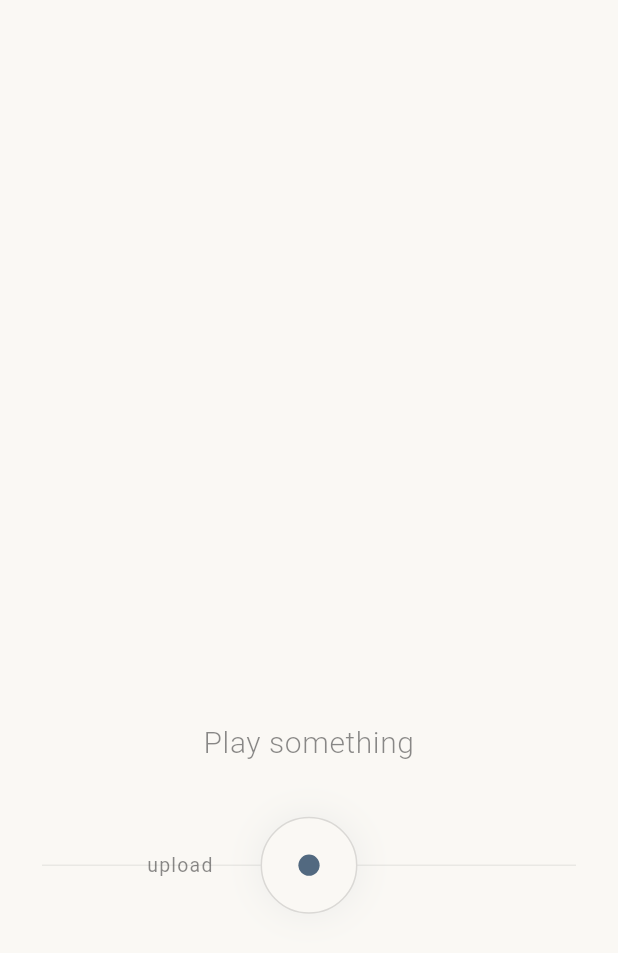
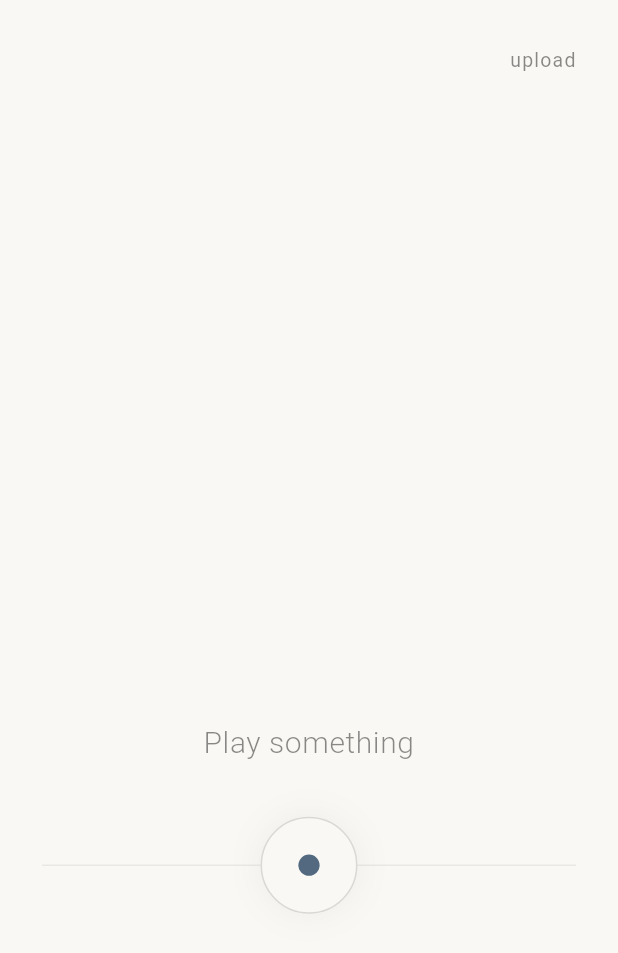
Before and after one commit to rohan7172/Music-Copilot, a Flutter app: the screen it shows after launch, on a phone screen of 412 x 824 dp. Shown: the top 953 px of the screen. Run offline on Flutter 3.47's test engine with Material 3 defaults, Android fonts, the phone set to English and light mode, and no system bars; our stand-ins replace file_picker, just_audio; missing offline and left inert: audio_session, record.

Commit message:
Keep the upload button available outside the idle phase
It only rendered when _phase == Phase.idle, so it disappeared the
moment you recorded or uploaded anything - no way to upload a different
file afterward without restarting the app. Moved it out of the
record-button row (which is phase-specific: play/redraw occupy that
spot once settled) into its own corner position, shown whenever you're
not actively recording or analyzing.

Co-Authored-By: Claude Sonnet 5 <noreply@anthropic.com>

```diff
--- a/app/lib/screens/session_screen.dart
+++ b/app/lib/screens/session_screen.dart
@@ -611,6 +611,15 @@ class _SessionScreenState extends State<SessionScreen>
                   ],
                 ),
               ),
+              // Always reachable except mid-recording/analyzing, so starting
+              // a new recording never blocks picking a file instead (and
+              // vice versa) — it doesn't depend on which phase you're in.
+              if (_phase == Phase.idle || _phase == Phase.settled)
+                Positioned(
+                  top: 16,
+                  right: 16,
+                  child: _QuietButton(label: 'upload', onTap: _pickAndAnalyzeFile),
+                ),
               if (_errorMessage != null)
                 Positioned(
                   left: 24,
@@ -640,11 +649,6 @@ class _SessionScreenState extends State<SessionScreen>
                         _ => _startRecording,
                       },
                     ),
-                    if (_phase == Phase.idle)
-                      Positioned(
-                        right: size.width / 2 + 52,
-                        child: _QuietButton(label: 'upload', onTap: _pickAndAnalyzeFile),
-                      ),
                     if (_phase == Phase.settled && _scene.waveform != null)
                       Positioned(
                         right: size.width / 2 + 52,
```
